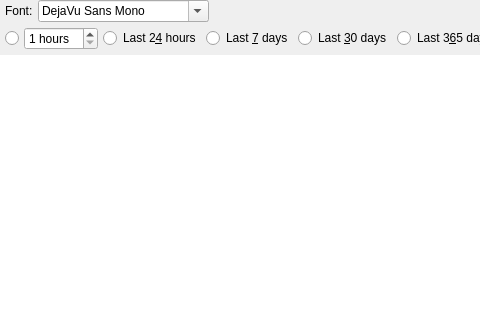
Above: graphdialog.ui from friggob/qtTemp before the change; both pictures show x 0 to 480 and y 0 to 320 of the 700 by 440 pixel window. Below: the same form after it.
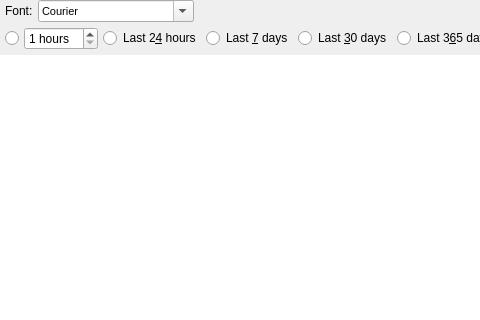
That is the form after the change.

Commit message: Fixed changing of fonts on Linux. Bumped version to 2.2.0

```diff
--- a/graphdialog.ui
+++ b/graphdialog.ui
@@ -66,11 +66,16 @@
        </item>
        <item>
         <widget class="QFontComboBox" name="fontComboBox">
+         <property name="font">
+          <font>
+           <pointsize>8</pointsize>
+          </font>
+         </property>
          <property name="editable">
           <bool>true</bool>
          </property>
          <property name="currentIndex">
-          <number>2</number>
+          <number>0</number>
          </property>
          <property name="maxVisibleItems">
           <number>15</number>
```
The commit also changes 5 other files.
